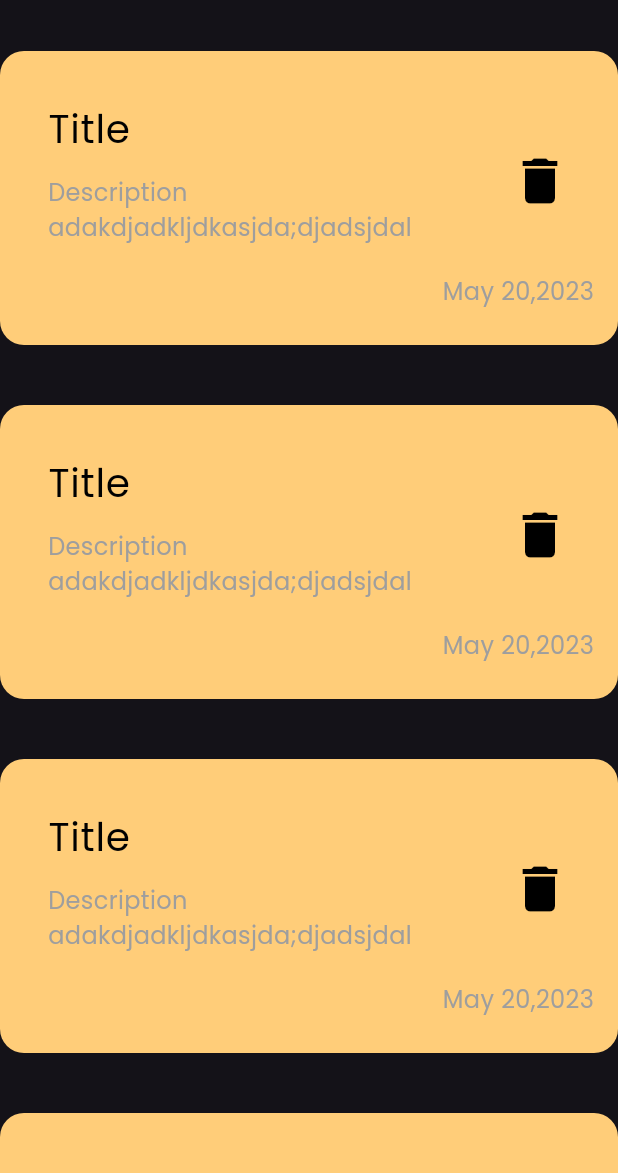
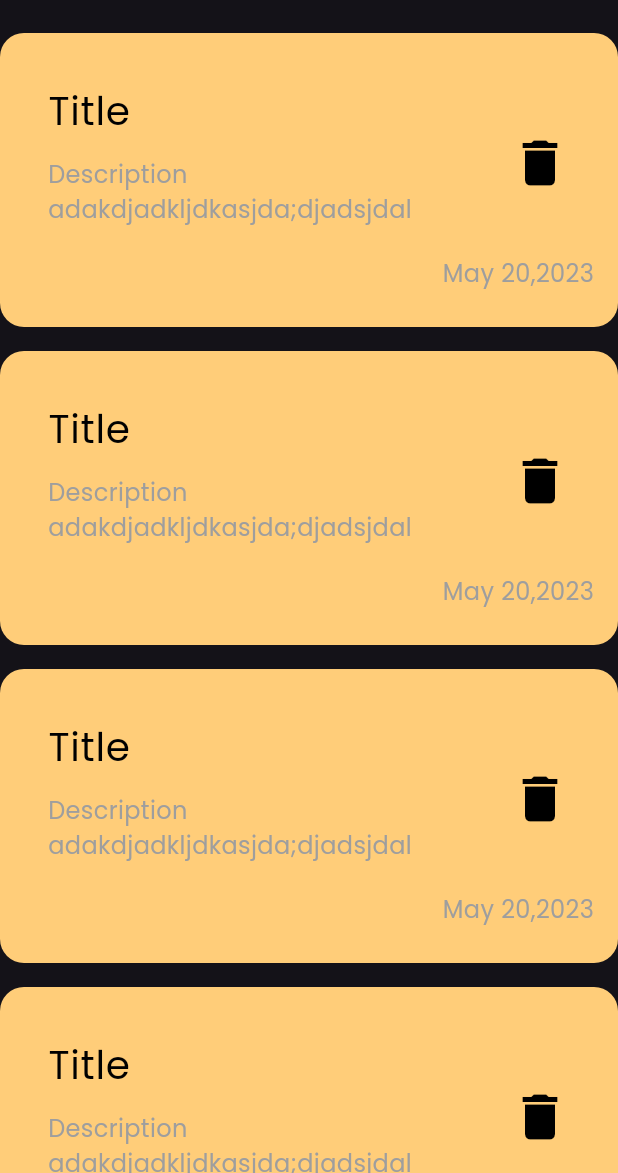
Before and after one commit to nabilmahmah/note_app, a Flutter app: the screen it shows after launch, on a phone screen of 412 x 824 dp, the part 63-1236 px from its top. Run offline on Flutter 3.47's test engine with Material 3 defaults, Android fonts, the phone set to English and light mode, and no system bars.

Commit message:
padding 8

```diff
--- a/lib/views/NoteView.dart
+++ b/lib/views/NoteView.dart
@@ -13,7 +13,7 @@ class Noteview extends StatelessWidget {
       ),
       body: ListView.builder(
         itemBuilder: (context, index) => Padding(
-          padding: const EdgeInsets.symmetric(vertical: 20),
+          padding: const EdgeInsets.symmetric(vertical: 8),
           child: Notecontainer(),
         ),
       ),
```
